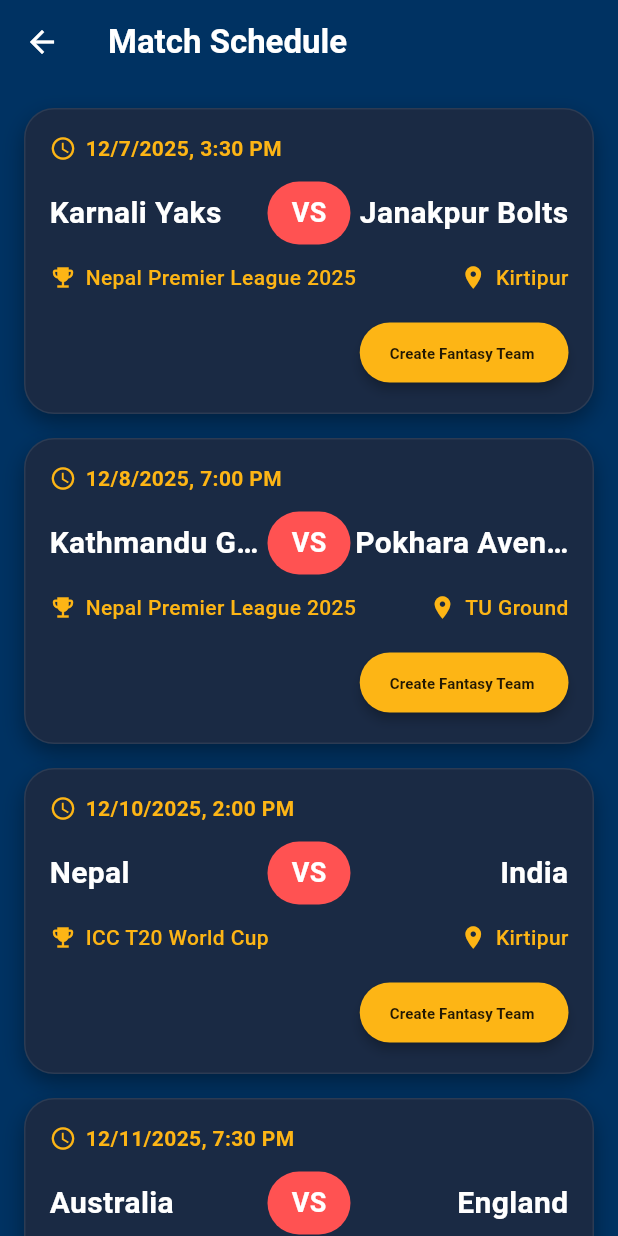
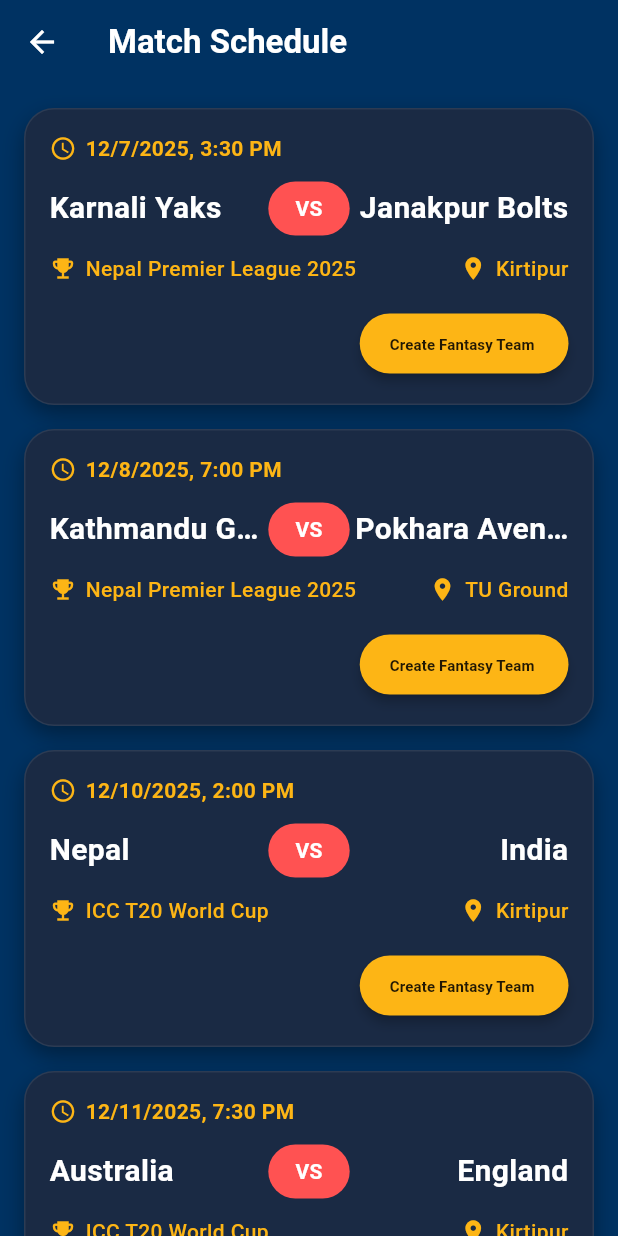
Before and after one commit to admin123KK/beyondfantasy5, a Flutter app: the GameSchedulePage screen opened directly, on a phone screen of 412 x 824 dp. Run offline on Flutter 3.47's test engine with Material 3 defaults, Android fonts, the phone set to English and light mode, and no system bars.

```diff
--- a/lib/schedulepage.dart
+++ b/lib/schedulepage.dart
@@ -115,7 +115,7 @@
                     ),
                     Container(
                       padding: const EdgeInsets.symmetric(
-                          horizontal: 16, vertical: 8),
+                          horizontal: 18, vertical: 8),
                       decoration: BoxDecoration(
                         color: Colors.redAccent,
                         borderRadius: BorderRadius.circular(24),
@@ -124,7 +124,7 @@
                         'VS',
                         style: TextStyle(
                           color: Colors.white,
-                          fontSize: 18,
+                          fontSize: 14,
                           fontWeight: FontWeight.bold,
                         ),
                       ),
```
Also changed, not shown: lib/fantasyselection.dart (added).
